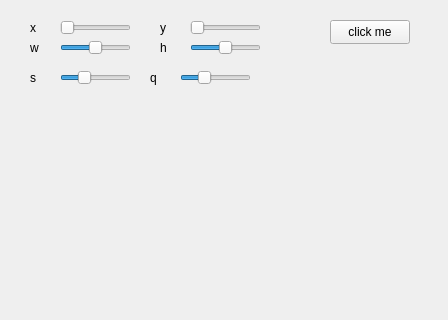
This is qtServer/mainwindow.ui in ProfBarcelli/screenStreamer as Qt 5 draws it before an edit; both pictures show x 0 to 448 and y 0 to 320 of the 448 by 600 pixel window. The edited form follows.
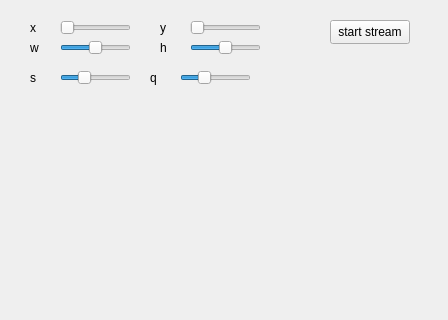
This is the edited form.

```diff
--- a/qtServer/mainwindow.ui
+++ b/qtServer/mainwindow.ui
@@ -24,7 +24,7 @@
      </rect>
     </property>
     <property name="text">
-     <string>click me</string>
+     <string>start stream</string>
     </property>
    </widget>
    <widget class="QLabel" name="label">
```
